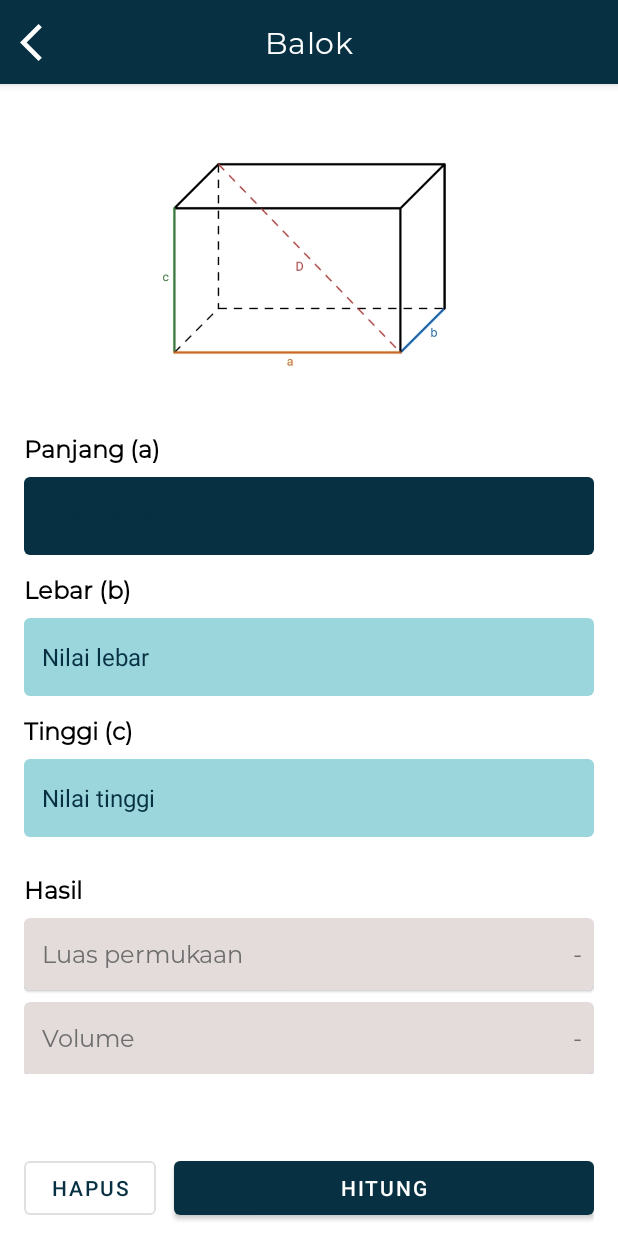
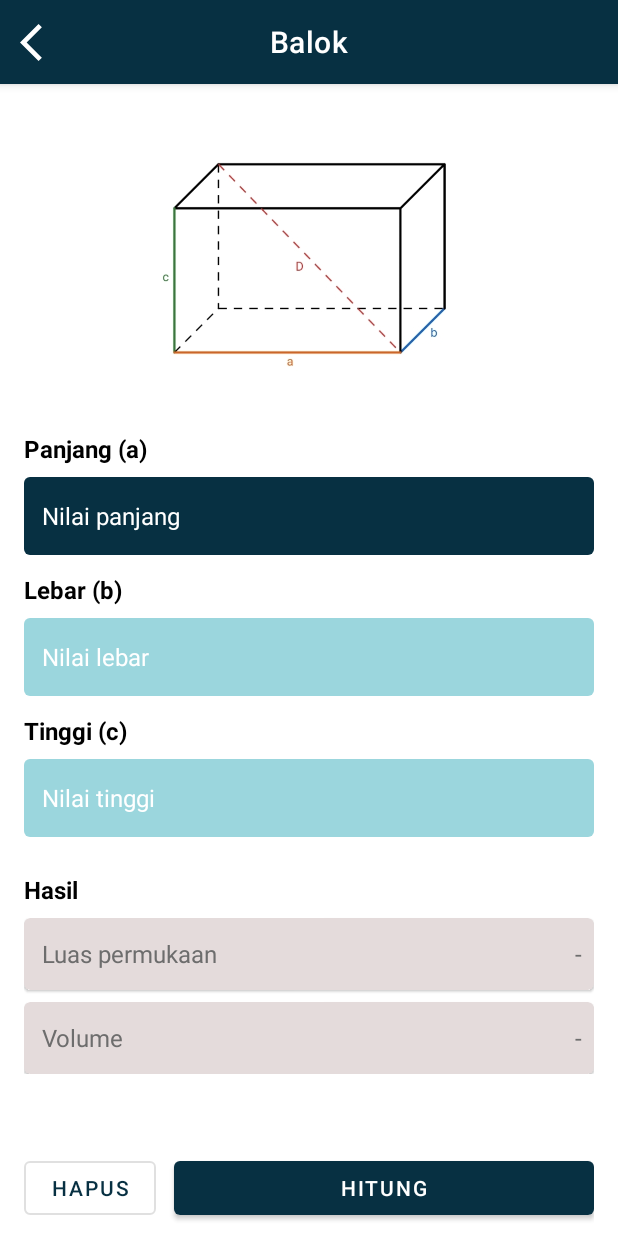
Before and after one commit to antoniofendy/AplikasiBangunRuang_Android, an Android app: the CuboidActivity screen opened directly, with no data from a screen before it, on a phone screen of 412 x 824 dp. Run offline under Robolectric (Android 15) with nearby library versions, the light colour scheme and no system bars.

Commit message:
Changing hint color

```diff
--- a/app/src/main/res/drawable/ic_back.xml
+++ b/app/src/main/res/drawable/ic_back.xml
@@ -1,4 +1,4 @@
-<vector android:height="40dp" android:tint="#5CE1E6"
+<vector android:height="40dp" android:tint="#073042"
     android:viewportHeight="24" android:viewportWidth="24"
     android:width="40dp" xmlns:android="http://schemas.android.com/apk/res/android">
     <path android:fillColor="@android:color/white" android:pathData="M11.67,3.87L9.9,2.1 0,12l9.9,9.9 1.77,-1.77L3.54,12z"/>
--- a/app/src/main/res/layout/activity_cone.xml
+++ b/app/src/main/res/layout/activity_cone.xml
@@ -67,7 +67,7 @@
                 android:paddingStart="12dp"
                 android:paddingEnd="12dp"
                 android:textColor="@color/white"
-                android:textColorHint="@color/secondary_color"
+                android:textColorHint="@color/white"
                 android:textSize="16sp" />
 
             <TextView
@@ -93,7 +93,7 @@
                 android:paddingStart="12dp"
                 android:paddingEnd="12dp"
                 android:textColor="@color/white"
-                android:textColorHint="@color/secondary_color"
+                android:textColorHint="@color/white"
                 android:textSize="16sp" />
 
             <TextView
--- a/app/src/main/res/layout/activity_cube.xml
+++ b/app/src/main/res/layout/activity_cube.xml
@@ -66,7 +66,7 @@
                 android:paddingStart="12dp"
                 android:paddingEnd="12dp"
                 android:textColor="@color/white"
-                android:textColorHint="@color/secondary_color"
+                android:textColorHint="@color/white"
                 android:textSize="16sp" />
 
             <TextView
--- a/app/src/main/res/layout/activity_cuboids.xml
+++ b/app/src/main/res/layout/activity_cuboids.xml
@@ -66,7 +66,7 @@
                 android:paddingStart="12dp"
                 android:paddingEnd="12dp"
                 android:textColor="@color/white"
-                android:textColorHint="@color/secondary_color"
+                android:textColorHint="@color/white"
                 android:textSize="16sp" />
 
             <TextView
@@ -92,7 +92,7 @@
                 android:paddingStart="12dp"
                 android:paddingEnd="12dp"
                 android:textColor="@color/white"
-                android:textColorHint="@color/secondary_color"
+                android:textColorHint="@color/white"
                 android:textSize="16sp" />
 
             <TextView
@@ -118,7 +118,7 @@
                 android:paddingStart="12dp"
                 android:paddingEnd="12dp"
                 android:textColor="@color/white"
-                android:textColorHint="@color/secondary_color"
+                android:textColorHint="@color/white"
                 android:textSize="16sp" />
 
             <TextView
--- a/app/src/main/res/values/themes.xml
+++ b/app/src/main/res/values/themes.xml
@@ -12,15 +12,10 @@
         <!-- Status bar color. -->
         <item name="android:statusBarColor" tools:targetApi="l">?attr/colorPrimaryVariant</item>
         <!-- Customize your theme here. -->
-        <item name="android:textViewStyle">@style/MontserratTextViewStyle</item>
 
         <!--Kustomisasi no action bar-->
 <!--        <item name="windowActionBar">false</item>-->
 <!--        <item name="windowNoTitle">true</item>-->
-    </style>
-
-    <style name="MontserratTextViewStyle" parent="android:Widget.TextView">
-        <item name="android:fontFamily">@font/montserrat_regular</item>
     </style>
 
     <style name="CustomCardView" parent="Widget.MaterialComponents.CardView">
```
